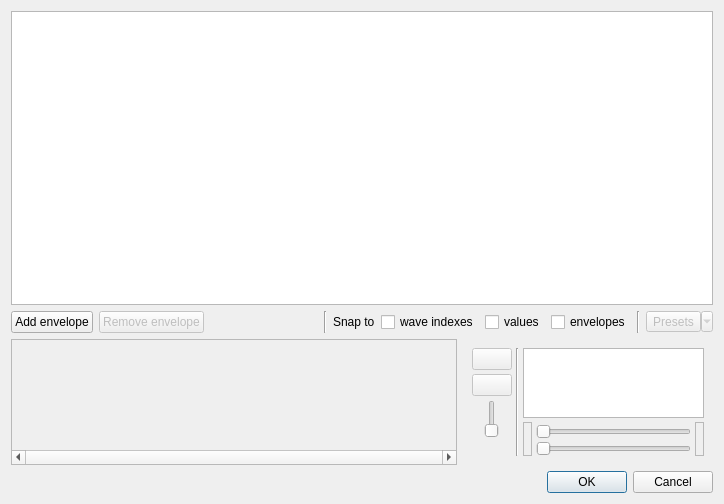
Old version of the form bigglesworth/ui/spectralmorph.ui in the repository MaurizioB/Bigglesworth.
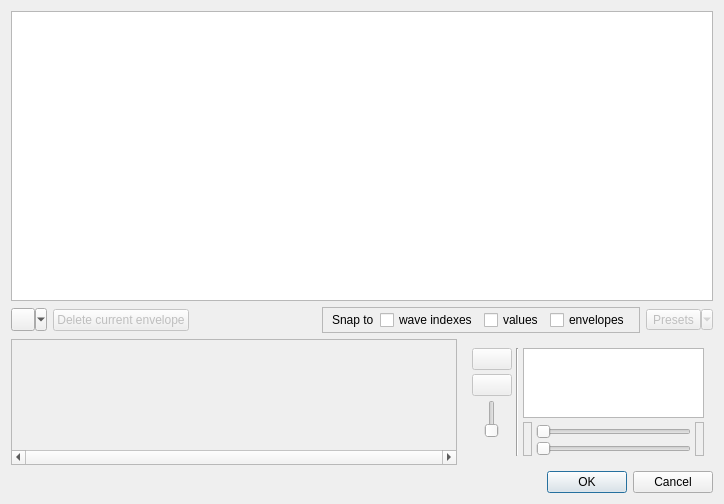
New version of the form. Icons and pictures are not drawn. Custom widgets are drawn as their Qt base class.

Commit message: WT: Spectral morph supports all waves, Hover mode.

```diff
--- a/bigglesworth/ui/spectralmorph.ui
+++ b/bigglesworth/ui/spectralmorph.ui
@@ -302,13 +302,12 @@
    <item row="1" column="0" colspan="2">
     <layout class="QHBoxLayout" name="horizontalLayout">
      <item>
-      <widget class="QPushButton" name="addBtn">
-       <property name="text">
-        <string>Add envelope</string>
-       </property>
+      <widget class="AddToolButton" name="addToolBtn">
        <property name="icon">
-        <iconset theme="list-add">
-         <normaloff>../../../../../.designer/backup</normaloff>../../../../../.designer/backup</iconset>
+        <iconset theme="list-add"/>
+       </property>
+       <property name="popupMode">
+        <enum>QToolButton::MenuButtonPopup</enum>
        </property>
       </widget>
      </item>
@@ -318,7 +317,7 @@
         <bool>false</bool>
        </property>
        <property name="text">
-        <string>Remove envelope</string>
+        <string>Delete current envelope</string>
        </property>
        <property name="icon">
         <iconset theme="edit-delete">
@@ -341,12 +340,20 @@
       </spacer>
      </item>
      <item>
-      <widget class="Line" name="line_2">
-       <property name="orientation">
-        <enum>Qt::Vertical</enum>
+      <widget class="QFrame" name="frame">
+       <property name="frameShape">
+        <enum>QFrame::StyledPanel</enum>
        </property>
-      </widget>
-     </item>
+       <property name="frameShadow">
+        <enum>QFrame::Sunken</enum>
+       </property>
+       <layout class="QHBoxLayout" name="horizontalLayout_2">
+        <property name="topMargin">
+         <number>2</number>
+        </property>
+        <property name="bottomMargin">
+         <number>2</number>
+        </property>
      <item>
       <widget class="QLabel" name="label">
        <property name="sizePolicy">
@@ -387,11 +394,7 @@
        </property>
       </widget>
      </item>
-     <item>
-      <widget class="Line" name="line">
-       <property name="orientation">
-        <enum>Qt::Vertical</enum>
-       </property>
+       </layout>
       </widget>
      </item>
      <item>
@@ -462,6 +465,11 @@
    <header>bigglesworth.wavetables.spectral</header>
    <container>1</container>
   </customwidget>
+  <customwidget>
+   <class>AddToolButton</class>
+   <extends>QToolButton</extends>
+   <header>bigglesworth.wavetables.widgets</header>
+  </customwidget>
  </customwidgets>
  <resources/>
  <connections>
```
Lines whose indentation alone changed are shown as unchanged. The commit also changes 16 other files.
